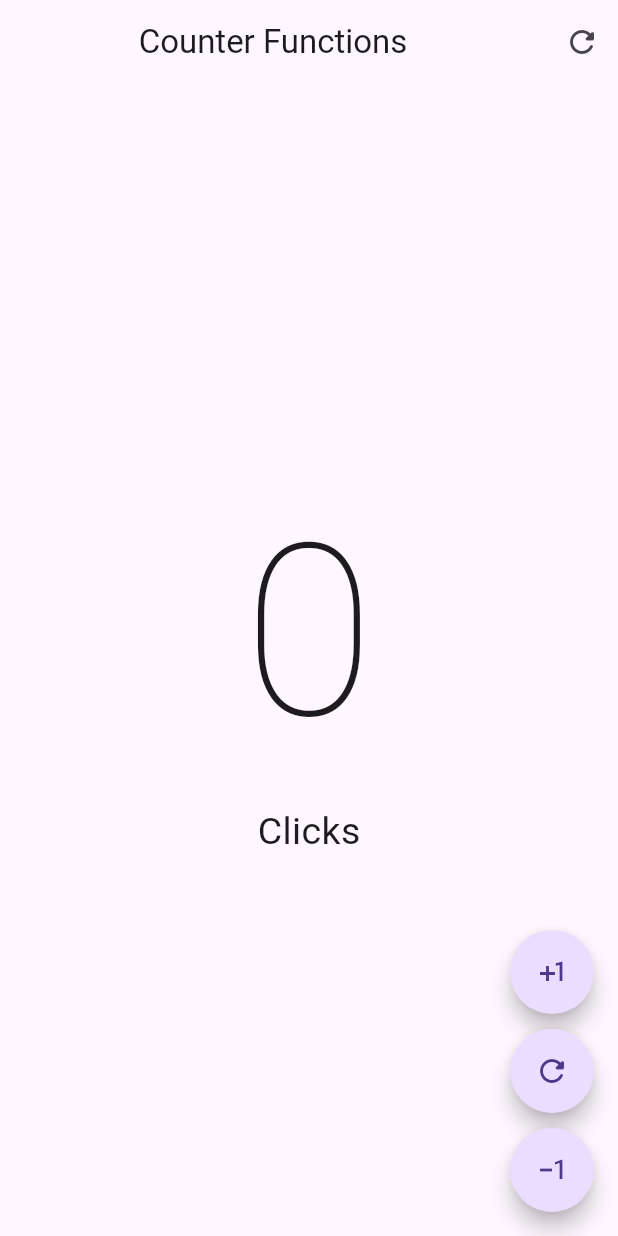
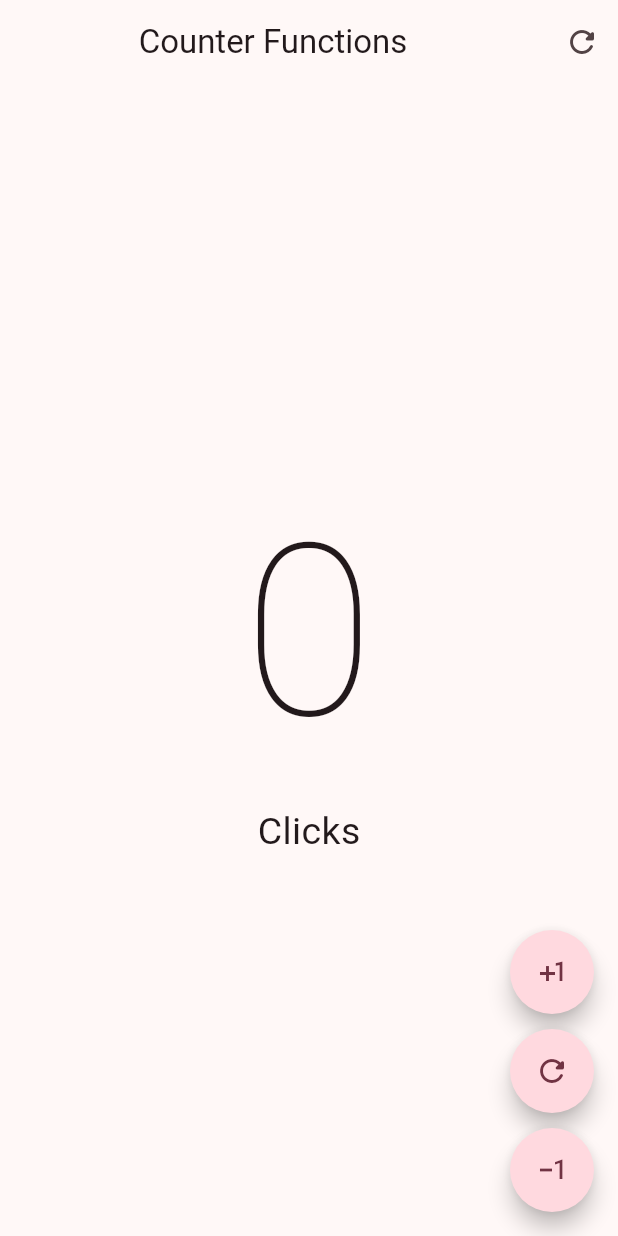
Before and after one commit to rmoreno-software/cursos, a Flutter app: the CounterFunctionsScreen screen opened directly, on a phone screen of 412 x 824 dp. Run offline on Flutter 3.47's test engine with Material 3 defaults, Android fonts, the light colour scheme and no system bars; our stand-ins replace animate_do, dio, video_player.

Commit message:
S9 - Tema y estilos de la aplicación

```diff
--- /dev/null
+++ b/Flutter/widgets_app/lib/config/theme/app_theme.dart
@@ -0,0 +1,30 @@
+import 'package:flutter/material.dart';
+
+const colorList = <Color>[
+  Colors.blue,
+  Colors.teal,
+  Colors.green,
+  Colors.red,
+  Colors.purple,
+  Colors.deepPurple,
+  Colors.orange,
+  Colors.pink,
+  Colors.pinkAccent,
+];
+
+
+class AppTheme {
+
+  final int selectedColor;
+
+  AppTheme({
+    required this.selectedColor
+  }): assert(selectedColor >= 0, 'Selected color must be grater than 0'),
+      assert(selectedColor < colorList.length, 'Selected color must be lower than ${colorList.length}');
+
+    ThemeData getTheme() => ThemeData(
+      useMaterial3: true,
+      colorSchemeSeed: colorList[ selectedColor ],
+    );
+
+}
--- a/Flutter/widgets_app/lib/main.dart
+++ b/Flutter/widgets_app/lib/main.dart
@@ -1,4 +1,5 @@
 import 'package:flutter/material.dart';
+import 'package:widgets_app/config/theme/app_theme.dart';
 
 void main() {
   runApp(const MainApp());
@@ -9,11 +10,12 @@ class MainApp extends StatelessWidget {
 
   @override
   Widget build(BuildContext context) {
-    return const MaterialApp(
+    return MaterialApp(
       debugShowCheckedModeBanner: false,
+      theme: AppTheme(selectedColor: 8).getTheme(),
       home: Scaffold(
         body: Center(
-          child: Text('Hello World!'),
+          child: FilledButton(onPressed: () {}, child: Text('Hola Mundo')),
         ),
       ),
     );
```
